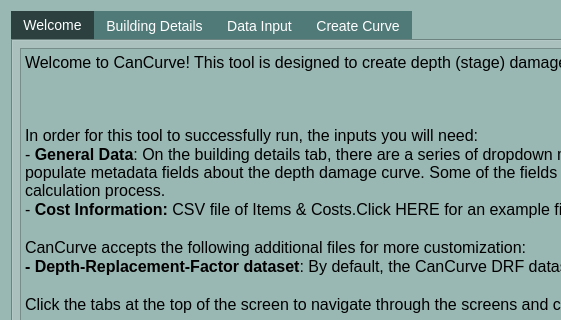
The window that cancurve/bldgs/cc_bldgs_dialog.ui (NRCan/CanCurve) describes before a commit, drawn with Qt 5; both pictures show x 0 to 561 and y 0 to 320 of the 784 by 800 pixel window.
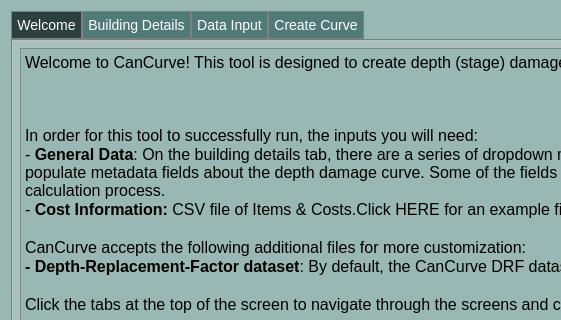
The same window after the commit. The open tabs and pages were chosen to show the change. Icons and pictures are not drawn.

Patch:
```diff
--- a/cancurve/bldgs/cc_bldgs_dialog.ui
+++ b/cancurve/bldgs/cc_bldgs_dialog.ui
@@ -66,32 +66,13 @@
 	color:#DDDDDD
 }
 
-
-
-QTabBar::tab { /* Targets individual tabs */
-    background-color: #507A78; 
-    color: white; 
-}
-
-QTabBar::tab:selected { /* Style for selected tabs */
-    background-color: #2B403F; 
-	color: white; 
-}
-
+ 
 QTextEdit {
     background-color: #99B7B3; 
 }
 
- QTabWidget { /* Targets the background of the tab widget's content area */
-    background-color: #99B7B3;  
-}
 
- QTabWidget::pane { /* Targets the background of the tab widget's content area */
-    background-color: #99B7B3;  
-}
-
-
-
+ 
 QWidget { /* Targets most widgets */
     font-size: 14px; 
 } 
@@ -118,7 +99,24 @@
 
  QTabWidget::pane { /* Targets the background of the tab widget's content area */
     background-color: #99B7B3;  
-}</string>
+}
+
+ 
+ 
+QTabBar::tab { 
+    background-color: #507A78;
+    color: white;
+    border: 1px solid gray; 
+    box-sizing: border-box; /* The key change */
+	padding: 5px; /* Adjust as needed */
+}
+
+QTabBar::tab:selected { /* Style for selected tabs */
+    background-color: #2B403F; 
+	color: white; 
+}
+
+</string>
      </property>
      <property name="currentIndex">
       <number>3</number>
```
Left out of the diff: 11 changed lines with no effect on the pictures.
